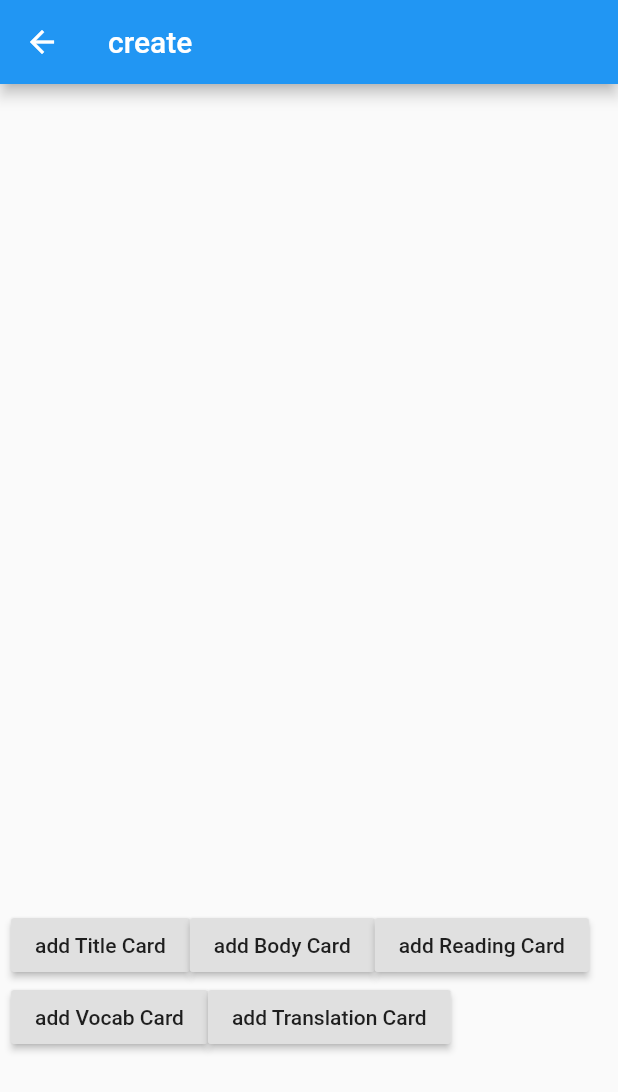
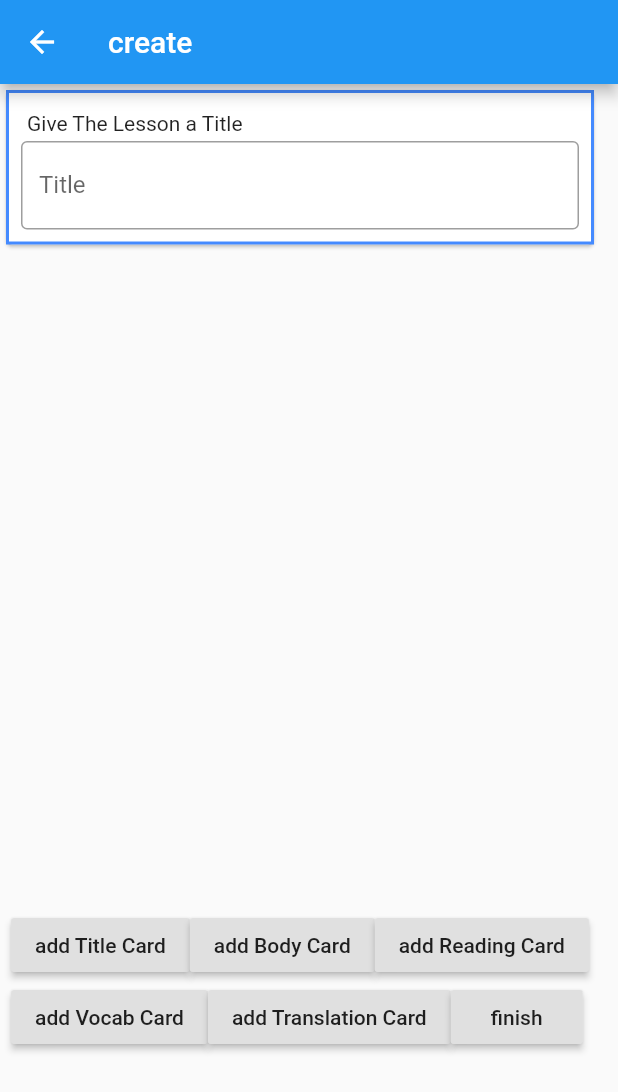
Before and after one commit to nhocconsr/chichi-gaijin, a Flutter app: the screen it shows after launch, in the side drawer, after a tap on "Create", on a phone screen of 412 x 824 dp. Shown: the top 1092 px of the screen. Run offline on Flutter 3.47's test engine with Material 2 defaults, Android fonts, the phone set to English and light mode, and no system bars.

Commit message:
finish creating lesson button

```diff
--- /dev/null
+++ b/chichi_gaijin/lib/build_widgets/meta_card.dart
@@ -0,0 +1,49 @@
+import 'package:chichi_gaijin/models/content_type.dart';
+import 'package:chichi_gaijin/providers/create_lesson.dart';
+import 'package:flutter/material.dart';
+import 'package:provider/provider.dart';
+
+class MetaCard extends StatelessWidget {
+
+  @override
+  Widget build(BuildContext context) {
+    return Consumer<CreateLesson>(
+      builder: (_, createLesson, __) {
+        final MetaType card = createLesson.lessonCards[0];
+        return Card(
+          child: Container(
+            decoration: BoxDecoration(
+              border: Border.all(color: Colors.blueAccent, width: 2.0,),
+            ),
+            child: Padding(
+              padding: const EdgeInsets.all(8.0),
+              child: Column(
+                crossAxisAlignment: CrossAxisAlignment.start,
+                children: <Widget>[
+                  Padding(
+                    padding: const EdgeInsets.all(4.0),
+                    child: Text('Give The Lesson a Title'),
+                  ),
+                  TextFormField(
+                    decoration: InputDecoration(
+                      border: OutlineInputBorder(),
+                      labelText: 'Title',
+                    ),
+                    keyboardType: TextInputType.multiline,
+                    maxLines: null,
+                    initialValue: card.title,
+                    onChanged: (title) {
+                      createLesson.alterMetaCard(
+                        title: title,
+                      );
+                    },
+                  ),
+                ],
+              ),
+            ),
+          ),
+        );
+      },
+    );
+  }
+}
--- a/chichi_gaijin/lib/build_widgets/translation_card.dart
+++ b/chichi_gaijin/lib/build_widgets/translation_card.dart
@@ -64,7 +64,7 @@ class TranslationCard extends StatelessWidget {
                     ? RaisedButton(
                         onPressed: () => createLesson.addNaturalTranslation(
                             cardsIndex: cardsIndex),
-                        child: Text('add human translation'),
+                        child: Text('add natural english'),
                       )
                     : TextFormField(
                         decoration: InputDecoration(
--- a/chichi_gaijin/lib/main.dart
+++ b/chichi_gaijin/lib/main.dart
@@ -1,6 +1,7 @@
 import 'package:chichi_gaijin/pages/build.dart';
 import 'package:chichi_gaijin/pages/home.dart';
 import 'package:chichi_gaijin/providers/create_lesson.dart';
+import 'package:chichi_gaijin/providers/lessons.dart';
 
 import 'package:flutter/material.dart';
 import 'package:provider/provider.dart';
@@ -13,6 +14,7 @@ class MyApp extends StatelessWidget {
     return MultiProvider(
       providers: [
         ChangeNotifierProvider<CreateLesson>(create: (_) => CreateLesson()),
+        ChangeNotifierProvider<Lessons>(create: (_) => Lessons()),
       ],
       child: MaterialApp(
         title: 'Flutter Demo',
--- a/chichi_gaijin/lib/models/content_type.dart
+++ b/chichi_gaijin/lib/models/content_type.dart
@@ -5,6 +5,13 @@ import 'package:flutter/cupertino.dart';
 import 'package:chichi_gaijin/models/word.dart';
 //Each ContentType represents a single Card that will be displayed on the screen at a time
 abstract class ContentType {}
+
+class MetaType implements ContentType{
+  final String title;
+
+  const MetaType({@required this.title});
+}
+
 //Data in a Title Card, contains one title and optionally one subtitle
 class TitleType implements ContentType {
   final String title;
--- /dev/null
+++ b/chichi_gaijin/lib/models/lesson_type.dart
@@ -0,0 +1,12 @@
+
+import 'package:chichi_gaijin/models/content_type.dart';
+import 'package:flutter/cupertino.dart';
+
+abstract class LessonType {}
+
+class GeneralLesson implements LessonType {
+  final List<ContentType> lessonCards;
+  final String title;
+
+  const GeneralLesson({@required this.lessonCards, @required this.title,});
+}
--- a/chichi_gaijin/lib/pages/build.dart
+++ b/chichi_gaijin/lib/pages/build.dart
@@ -1,9 +1,11 @@
 import 'package:chichi_gaijin/build_widgets/body_card.dart';
+import 'package:chichi_gaijin/build_widgets/meta_card.dart';
 import 'package:chichi_gaijin/build_widgets/title_card.dart';
 import 'package:chichi_gaijin/build_widgets/translation_card.dart';
 import 'package:chichi_gaijin/build_widgets/vocab_card.dart';
 import 'package:chichi_gaijin/models/content_type.dart';
 import 'package:chichi_gaijin/providers/create_lesson.dart';
+import 'package:chichi_gaijin/providers/lessons.dart';
 import 'package:chichi_gaijin/providers/search_proxy.dart';
 import 'package:chichi_gaijin/providers/search_words.dart';
 import 'package:flutter/material.dart';
@@ -47,7 +49,9 @@ class Build extends StatelessWidget {
                         itemCount: lessonCards.length,
                         itemBuilder: (BuildContext context, int cardsIndex) {
                           final ContentType card = lessonCards[cardsIndex];
-                    if (card is TitleType)
+                          if (card is MetaType)
+                            return MetaCard();
+                          else if (card is TitleType)
                             return TitleCard(cardsIndex: cardsIndex);
                           else if (card is BodyType)
                             return BodyCard(cardsIndex: cardsIndex);
@@ -65,7 +69,8 @@ class Build extends StatelessWidget {
                     Wrap(
                       children: <Widget>[
                         RaisedButton(
-                    onPressed: () => createLesson.addCard(types.titleType),
+                          onPressed: () =>
+                              createLesson.addCard(types.titleType),
                           child: Text('add Title Card'),
                         ),
                         RaisedButton(
@@ -78,13 +83,28 @@ class Build extends StatelessWidget {
                           child: Text('add Reading Card'),
                         ),
                         RaisedButton(
-                    onPressed: () => createLesson.addCard(types.vocabType),
+                          onPressed: () =>
+                              createLesson.addCard(types.vocabType),
                           child: Text('add Vocab Card'),
                         ),
                         RaisedButton(
                           onPressed: () =>
                               createLesson.addCard(types.translationType),
                           child: Text('add Translation Card'),
+                        ),
+                        Consumer<Lessons>(
+                          builder: (_, lessons, __) {
+                            return RaisedButton(
+                              onPressed: () => {
+                                lessons.addGeneralLesson(
+                                    lessonCards: lessonCards,
+                                    title: (lessonCards[0] as MetaType).title),
+                                createLesson.clear(),
+                                Navigator.pop(context),
+                              },
+                              child: Text('finish'),
+                            );
+                          },
                         )
                       ],
                     )
--- a/chichi_gaijin/lib/pages/home.dart
+++ b/chichi_gaijin/lib/pages/home.dart
@@ -1,12 +1,25 @@
+import 'package:chichi_gaijin/models/lesson_type.dart';
 import 'package:chichi_gaijin/navigation/main_drawer.dart';
+import 'package:chichi_gaijin/providers/lessons.dart';
 import 'package:flutter/material.dart';
+import 'package:provider/provider.dart';
 
 class Home extends StatelessWidget {
   @override
   Widget build(BuildContext context) {
+    final lessonsProvider = Provider.of<Lessons>(context);
+    final lessons = lessonsProvider.lessons;
+
     return Scaffold(
-      appBar: AppBar(title: Text('home'),),
-      body: Container(child: Text('body'),),
+      appBar: AppBar(
+        title: Text('home'),
+      ),
+      body: ListView.builder(
+          itemCount: lessons.length,
+          itemBuilder: (BuildContext context, int lessonsIndex) {
+            final GeneralLesson lesson = lessons[lessonsIndex];
+            return Text(lesson.title);
+          }),
       drawer: MainDrawer(),
     );
   }
--- a/chichi_gaijin/lib/providers/create_lesson.dart
+++ b/chichi_gaijin/lib/providers/create_lesson.dart
@@ -4,7 +4,7 @@ import 'package:flutter/cupertino.dart';
 
 //Holds a single Lesson in the process of being created
 class CreateLesson with ChangeNotifier {
-  List<ContentType> _lessonCards = [];
+  List<ContentType> _lessonCards = [MetaType(title: '')];
 
   List<ContentType> get lessonCards {
     return _lessonCards;
@@ -18,8 +18,15 @@ class CreateLesson with ChangeNotifier {
     return words;
   }
 
-  Word currentWord({int cardsIndex, int translationIndex}){
-    return (_lessonCards[cardsIndex] as TranslationType).words[translationIndex];
+  clear() {
+    _lessonCards.clear();
+    _lessonCards.add(MetaType(title: ''));
+    notifyListeners();
+  }
+
+  Word currentWord({int cardsIndex, int translationIndex}) {
+    return (_lessonCards[cardsIndex] as TranslationType)
+        .words[translationIndex];
   }
 
   addCard(types type) {
@@ -76,6 +83,11 @@ class CreateLesson with ChangeNotifier {
       default:
         print('y u do this');
     }
+    notifyListeners();
+  }
+
+  alterMetaCard({@required String title}) {
+    _lessonCards.replaceRange(0, 1, [MetaType(title: title)]);
     notifyListeners();
   }
 
@@ -156,8 +168,6 @@ class CreateLesson with ChangeNotifier {
     notifyListeners();
   }
 
-
-
   //add a human readable translation to your translation card
   addNaturalTranslation({@required int cardsIndex}) {
     final TranslationType translationType = _lessonCards[cardsIndex];
@@ -176,21 +186,24 @@ class CreateLesson with ChangeNotifier {
     notifyListeners();
   }
 
-  alterTranslationListWord({@required cardsIndex,
-      @required contentIndex,
-      @required translationIndex,
-      @required word, }){
+  alterTranslationListWord({
+    @required cardsIndex,
+    @required translationIndex,
+    @required word,
+  }) {
+    final TranslationType translationType = _lessonCards[cardsIndex];
 
-        final TranslationType translationType = _lessonCards[cardsIndex];
+    translationType.words
+        .replaceRange(translationIndex, translationIndex + 1, [word]);
+    _lessonCards.replaceRange(cardsIndex, cardsIndex + 1, [translationType]);
 
-        translationType.words.replaceRange(translationIndex, translationIndex+1, [word]);
-        _lessonCards.replaceRange(cardsIndex, cardsIndex+1, [translationType]);
+    notifyListeners();
+  }
 
-        notifyListeners();
-      }
-
-  alterNaturalTranslation(
-      {@required int cardsIndex, @required String translation,}) {
+  alterNaturalTranslation({
+    @required int cardsIndex,
+    @required String translation,
+  }) {
     final TranslationType translationType = _lessonCards[cardsIndex];
 
     _lessonCards.replaceRange(
--- /dev/null
+++ b/chichi_gaijin/lib/providers/lessons.dart
@@ -0,0 +1,22 @@
+import 'package:chichi_gaijin/models/content_type.dart';
+import 'package:chichi_gaijin/models/lesson_type.dart';
+import 'package:flutter/cupertino.dart';
+
+class Lessons with ChangeNotifier {
+  List<LessonType> _lessons = [];
+
+  List<LessonType> get lessons {
+    return _lessons;
+  }
+
+  addGeneralLesson({List<ContentType> lessonCards, String title}) {
+    _lessons.add(
+      GeneralLesson(
+        lessonCards: lessonCards,
+        title: title,
+      ),
+    );
+
+    notifyListeners();
+  }
+}
```
Also changed, not shown: chichi_gaijin/lib/build_widgets/display_or_search_words.dart (+25 -18 lines), chichi_gaijin/lib/providers/search_proxy.dart (+7 -9 lines). Lines whose indentation alone changed are shown as unchanged.
